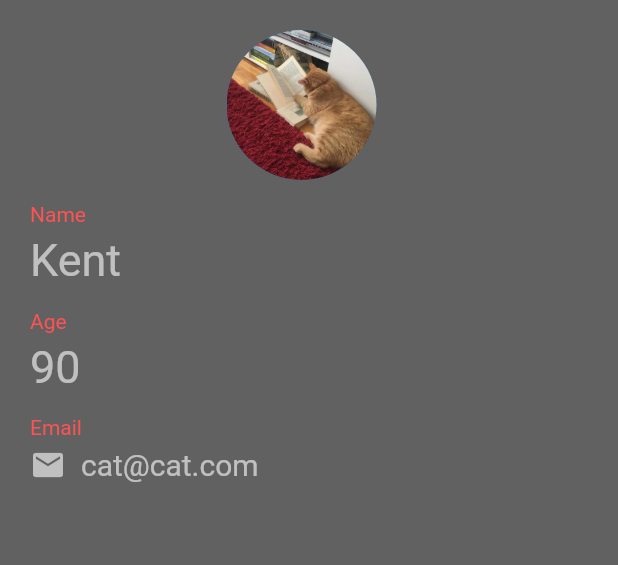
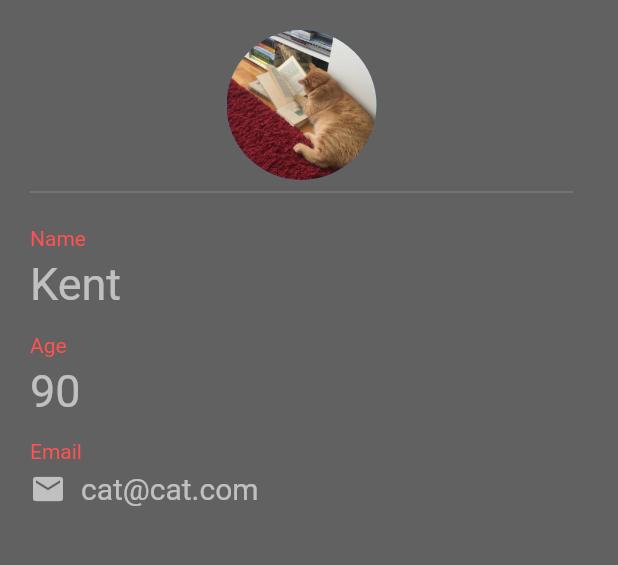
Before and after one commit to turkaytunc/flutter-card, a Flutter app: the screen it shows after launch, on a phone screen of 412 x 824 dp, the part 84-649 px from its top. Run offline on Flutter 3.47's test engine with Material 2 defaults, Android fonts, the phone set to English and light mode, and no system bars.

Commit message:
add: divider widget

```diff
--- a/lib/main.dart
+++ b/lib/main.dart
@@ -27,6 +27,7 @@ class MyApp extends StatelessWidget {
                   radius: 50,
                 ),
               ),
+              Divider(color: Colors.white24,),
               SizedBox(
                 height: 15,
               ),
```
